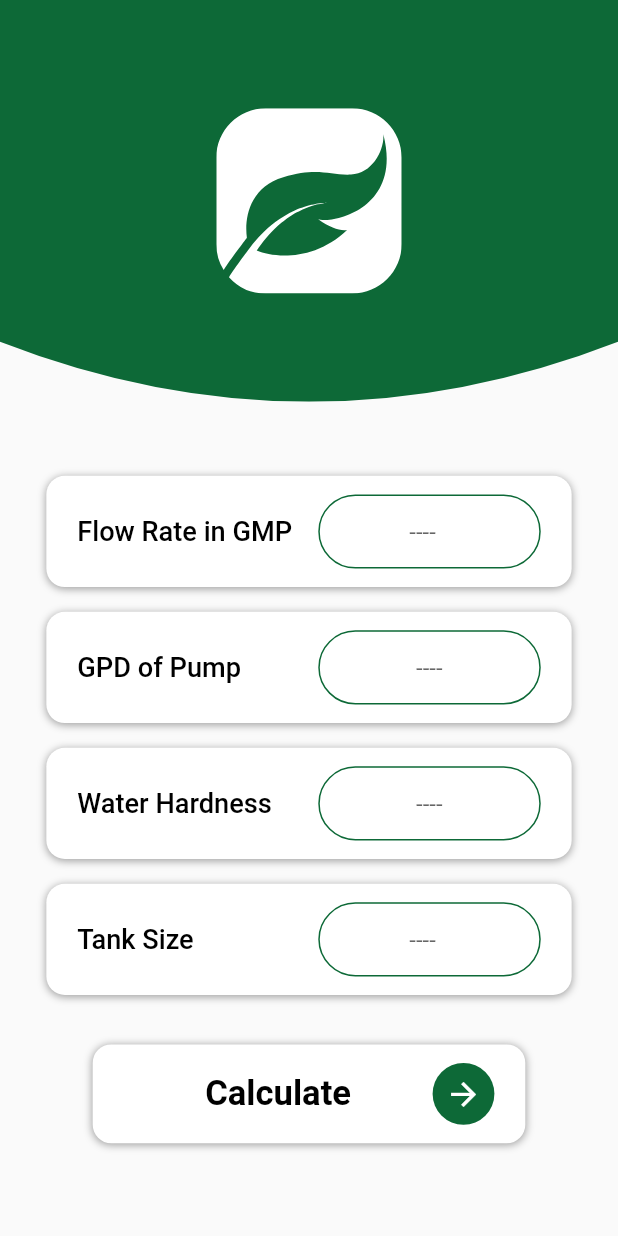
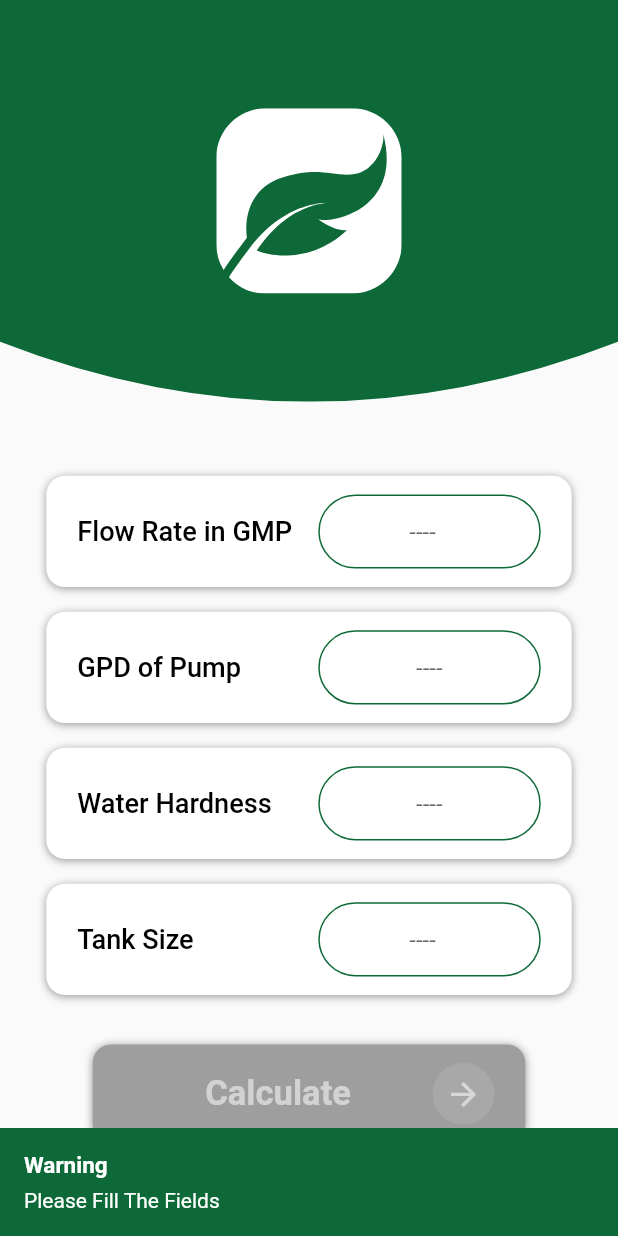
Before and after one commit to GithubUser18974/Hydro-Done, a Flutter app: the CalciumPreventionPage screen opened by its route, after a tap on "Calculate", on a phone screen of 412 x 824 dp. Run offline on Flutter 3.47's test engine with Material 2 defaults, Android fonts, the phone set to English and light mode, and no system bars; our stand-ins replace flushbar, flutter_custom_clippers, flutter_svg.

Commit message:
Disable Button

```diff
--- a/lib/Controllers/CalculationController.dart
+++ b/lib/Controllers/CalculationController.dart
@@ -9,6 +9,13 @@ class CalculationsProvider with ChangeNotifier{
   String cTankSize = '' ;
   String cIronLevel = '' ;
   String cPHLevel = '' ;
+
+  bool filled = false;
+
+  void filledSetter(bool myBool){
+    filled = myBool;
+    notifyListeners();
+  }
 
   void setter(String keyWord,var dropdownValue){
     if(keyWord == 'System Type'){
@@ -51,6 +58,7 @@ class CalculationsProvider with ChangeNotifier{
     this.cTankSize = '';
     this.cIronLevel = '';
     this.cPHLevel = '';
+    this.filled = false;
   }
 
 }
--- a/lib/Pages/CalciumPreventionPage.dart
+++ b/lib/Pages/CalciumPreventionPage.dart
@@ -3,10 +3,11 @@ import 'package:hydro_app/Controllers/CalculationController.dart';
 import 'package:hydro_app/Widgets/DropDownWidget.dart';
 import 'package:hydro_app/Widgets/HeaderWidget.dart';
 import 'package:hydro_app/Widgets/MyButtonWidget.dart';
+import 'package:hydro_app/Widgets/MyDisabledButtonWidget.dart';
+import 'package:hydro_app/Widgets/MyFlushBar.dart';
 import 'package:provider/provider.dart';
 
 import '../Constants.dart';
-import 'CalciumResultsPage.dart';
 
 class CalciumPreventionPage  extends StatelessWidget {
   @override
@@ -14,6 +15,7 @@ class CalciumPreventionPage  extends StatelessWidget {
     double width = MediaQuery.of(context).size.width;
     double height = MediaQuery.of(context).size.height;
     var myProvider = Provider.of<CalculationsProvider>(context,listen: false);
+    myProvider.filledSetter(myProvider.cFlowRate != '' && myProvider.cTankSize != '' && myProvider.cGPD != '' && myProvider.cWaterHardness != '');
     return Scaffold(
       body: ListView(
         physics: BouncingScrollPhysics(),
@@ -35,14 +37,15 @@ class CalciumPreventionPage  extends StatelessWidget {
                 ),
                 Padding(
                   padding: EdgeInsets.symmetric(horizontal: width*.075),
-                  child: MyButtonWidget(width: width,height: height,text: 'Calculate',func: (){
+                  child: Provider.of<CalculationsProvider>(context).filled ? MyButtonWidget(width: width,height: height,text: 'Calculate',func: (){
                     //  TODO
-                    if(myProvider.cFlowRate != '' && myProvider.cTankSize != '' && myProvider.cGPD != '' && myProvider.cWaterHardness != ''){
-                      Navigator.pushNamed(context,'/CalciumResultPage');
-                    }else{
-                      print('Check Fields');
-                    }
-                  },),
+                    Navigator.pushNamed(context,'/CalciumResultPage');
+                  },
+                  ) :
+                  MyDisabledButtonWidget(width: width,height: height,text: 'Calculate',func: (){
+                    MyFlushBar().show(context, 'Please Fill The Fields');
+                  },
+                  ),
                 ),
                 SizedBox(
                   height: height * .05,
--- a/lib/Pages/InjectionPage.dart
+++ b/lib/Pages/InjectionPage.dart
@@ -3,6 +3,8 @@ import 'package:hydro_app/Controllers/CalculationController.dart';
 import 'package:hydro_app/Widgets/DropDownWidget.dart';
 import 'package:hydro_app/Widgets/HeaderWidget.dart';
 import 'package:hydro_app/Widgets/MyButtonWidget.dart';
+import 'package:hydro_app/Widgets/MyDisabledButtonWidget.dart';
+import 'package:hydro_app/Widgets/MyFlushBar.dart';
 import 'package:provider/provider.dart';
 
 import '../Constants.dart';
@@ -19,6 +21,7 @@ class _InjectionPageState extends State<InjectionPage> {
     double width = MediaQuery.of(context).size.width;
     double height = MediaQuery.of(context).size.height;
     var myProvider = Provider.of<CalculationsProvider>(context,listen: false);
+    myProvider.filledSetter(myProvider.cFlowRate != '' && myProvider.cTankSize != '' && myProvider.cIronLevel != '' && myProvider.cPHLevel !='' && myProvider.cGPD != '');
     return Scaffold(
       body: ListView(
         physics: BouncingScrollPhysics(),
@@ -39,18 +42,21 @@ class _InjectionPageState extends State<InjectionPage> {
                 SizedBox(
                   height: height * .03,
                 ),
+
             Padding(
               padding: EdgeInsets.symmetric(horizontal: width*.075),
-                  child: MyButtonWidget(width: width,height: height,text: 'Calculate',func: (){
+              child: Provider.of<CalculationsProvider>(context).filled ? MyButtonWidget(width: width,height: height,text: 'Calculate',func: (){
                 //  TODO
-                    if(myProvider.cFlowRate != '' && myProvider.cTankSize != '' && myProvider.cIronLevel != '' && myProvider.cPHLevel !='' && myProvider.cGPD != ''){
                 Navigator.pushNamed(context,'/InjectionResultPage');
-                    }else{
-                      print('Check Fields');
-                    }
+              },
+              ) :
+              MyDisabledButtonWidget(width: width,height: height,text: 'Calculate',func: (){
+                MyFlushBar().show(context, 'Please Fill The Fields');
               },
               ),
             ),
+
+
             SizedBox(
                   height: height * .05,
                 ),
--- a/lib/Pages/SiphoningPage.dart
+++ b/lib/Pages/SiphoningPage.dart
@@ -3,6 +3,8 @@ import 'package:hydro_app/Controllers/CalculationController.dart';
 import 'package:hydro_app/Widgets/DropDownWidget.dart';
 import 'package:hydro_app/Widgets/HeaderWidget.dart';
 import 'package:hydro_app/Widgets/MyButtonWidget.dart';
+import 'package:hydro_app/Widgets/MyDisabledButtonWidget.dart';
+import 'package:hydro_app/Widgets/MyFlushBar.dart';
 import 'package:provider/provider.dart';
 
 import '../Constants.dart';
@@ -18,6 +20,7 @@ class _SiphoningPageState extends State<SiphoningPage> {
     double width = MediaQuery.of(context).size.width;
     double height = MediaQuery.of(context).size.height;
     var myProvider = Provider.of<CalculationsProvider>(context,listen: false);
+    myProvider.filledSetter(myProvider.cFlowRate != '' && myProvider.cTankSize != '' && myProvider.cIronLevel != '' && myProvider.cPHLevel !='');
     return Scaffold(
       body: ListView(
         physics: BouncingScrollPhysics(),
@@ -37,16 +40,18 @@ class _SiphoningPageState extends State<SiphoningPage> {
                 SizedBox(
                   height: height * .03,
                 ),
+
                 Padding(
                   padding: EdgeInsets.symmetric(horizontal: width*.075),
-                  child: MyButtonWidget(width: width,height: height,text: 'Calculate',func: (){
-                  //  TODO
-                    if(myProvider.cFlowRate != '' && myProvider.cTankSize != '' && myProvider.cIronLevel != '' && myProvider.cPHLevel !=''){
-                      Navigator.pushNamed(context,'/SiphoningResultPage');
-                    }else{
-                      print('Check Fields');
-                    }
-                  },),
+                  child: Provider.of<CalculationsProvider>(context).filled ? MyButtonWidget(width: width,height: height,text: 'Calculate',func: (){
+                    //  TODO
+                    Navigator.pushNamed(context,'/SiphoningResultPage');
+                  },
+                  ) :
+                  MyDisabledButtonWidget(width: width,height: height,text: 'Calculate',func: (){
+                    MyFlushBar().show(context, 'Please Fill The Fields');
+                  },
+                  ),
                 ),
                 SizedBox(
                   height: height * .05,
--- /dev/null
+++ b/lib/Widgets/MyDisabledButtonWidget.dart
@@ -0,0 +1,60 @@
+import 'package:flutter/material.dart';
+
+import '../Constants.dart';
+
+class MyDisabledButtonWidget extends StatelessWidget {
+  const MyDisabledButtonWidget({
+    Key key,
+    @required this.width,
+    @required this.height,
+    @required this.text,
+    @required this.func,
+  }) ;
+
+  final double width;
+  final double height;
+  final String text;
+  final Function func;
+
+  @override
+  Widget build(BuildContext context) {
+    return InkWell(
+      onTap: func,
+      child: Container(
+        width: width,
+        height: height*.08,
+        padding: EdgeInsets.symmetric(horizontal: width*.05),
+        decoration: BoxDecoration(
+          color: Colors.grey,
+          borderRadius: BorderRadius.circular(width*.03),
+          boxShadow: [
+            BoxShadow(
+              color: Colors.grey,
+              offset: Offset(0.0, 1.0), //(x,y)
+              blurRadius: 4.0,
+            ),
+          ],
+        ),
+        child: Row(
+          children: [
+            Spacer(),
+            Text(
+                text,
+                style: textStyle2(height).apply(color: Colors.white54)
+            ),
+            Spacer(),
+            Container(
+              width: height*.05,
+              height: height*.05,
+              decoration: BoxDecoration(
+                  color: Colors.white10,
+                  shape: BoxShape.circle
+              ),
+              child: Icon(Icons.arrow_forward,color: Colors.white54,size: height*.03,),
+            )
+          ],
+        ),
+      ),
+    );
+  }
+}
--- /dev/null
+++ b/lib/Widgets/MyFlushBar.dart
@@ -0,0 +1,13 @@
+import 'package:flushbar/flushbar.dart';
+import 'package:hydro_app/Constants.dart';
+
+class MyFlushBar{
+  show(context,text){
+    Flushbar(
+      title: "Warning",
+      message: text,
+      backgroundColor: mainColor,
+      duration: Duration(seconds: 2),
+    ).show(context);
+  }
+}
--- a/lib/main.dart
+++ b/lib/main.dart
@@ -38,8 +38,6 @@ class MyApp extends StatelessWidget {
         '/CalciumResultPage': (context) =>  CalciumResultPage(),
         '/SiphoningResultPage': (context) => SiphoningResultPage(),
         '/InjectionResultPage': (context) => InjectionResultPage(),
-
-
       },
     );
   }
--- a/pubspec.yaml
+++ b/pubspec.yaml
@@ -16,6 +16,7 @@ dependencies:
   flutter_custom_clippers: ^1.1.2
   flutter_svg: ^0.21.0+1
   provider: ^5.0.0
+  flushbar: ^1.10.4
 
 dev_dependencies:
   flutter_test:
```
Also changed, not shown: pubspec.lock. Lines whose indentation alone changed are shown as unchanged.
